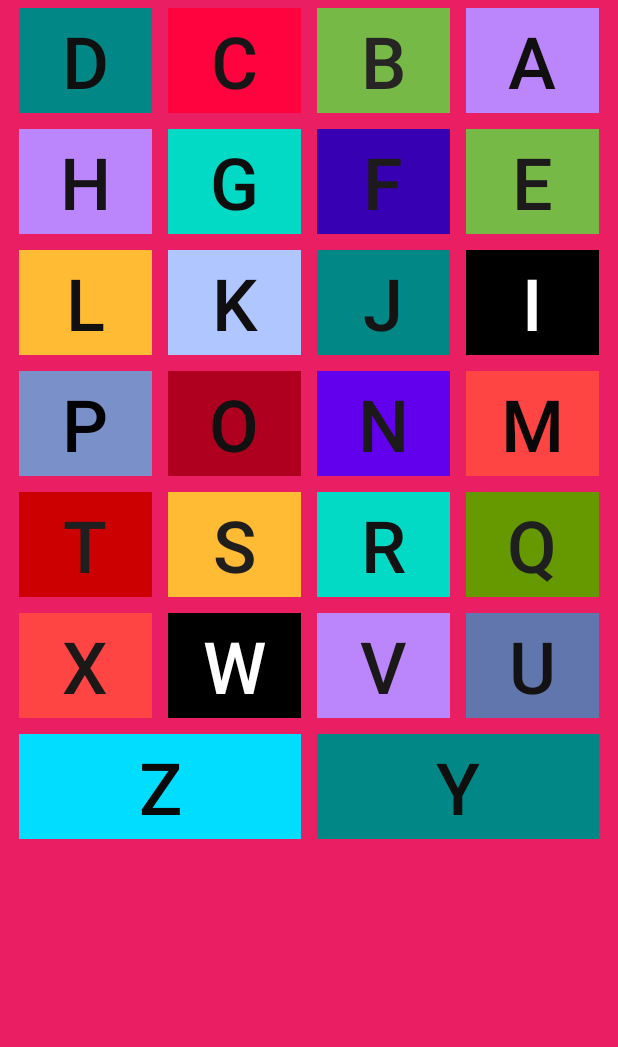
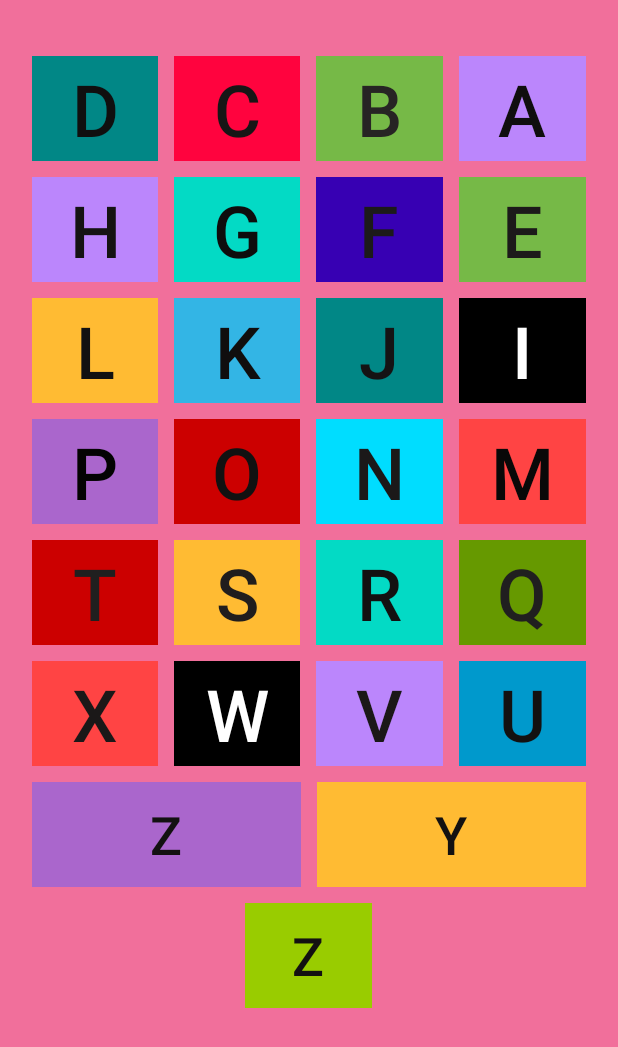
Before and after one commit to iFFi-njbc/BSEF19M548_MobileComputing, an Android app: the layout activity_alphabets.xml on its own in the app's theme, with its tools: preview values and no code run, on a phone screen of 412 x 824 dp. Shown: the top 1047 px of the screen. Run offline under Robolectric (Android 15) with nearby library versions, the phone set to English and light mode, and no system bars.

Commit message:
KIDS LEARNING APP

```diff
--- a/Kid's Learning App with ListView/ArabicLingoListView/app/src/main/java/com/example/arabiclingo/MainActivity.java
+++ b/Kid's Learning App with ListView/ArabicLingoListView/app/src/main/java/com/example/arabiclingo/MainActivity.java
@@ -35,7 +35,7 @@ public class MainActivity extends AppCompatActivity {
 
     public void launchRepo(View v)
     {
-        Uri uri = Uri.parse("https://github.com/BSEF19M530/M530_MobileComputing");
+        Uri uri = Uri.parse("https://github.com/iFFi-njbc/BSEF19M548_MobileComputing.git");
         Intent intent = new Intent(Intent.ACTION_VIEW, uri);
         startActivity(intent);
     }
--- a/Kid's Learning App with ListView/ArabicLingoListView/app/src/main/res/layout/activity_alphabets.xml
+++ b/Kid's Learning App with ListView/ArabicLingoListView/app/src/main/res/layout/activity_alphabets.xml
@@ -4,17 +4,19 @@
     xmlns:tools="http://schemas.android.com/tools"
     android:layout_width="match_parent"
     android:layout_height="match_parent"
-    android:background="#E91E63"
+    android:background="#F16F9B"
     tools:context=".alphabets">
 
     <TableLayout
-        android:layout_width="397dp"
-        android:layout_height="563dp"
+        android:layout_width="match_parent"
+        android:layout_height="match_parent"
         android:layout_marginStart="16dp"
+        android:layout_marginTop="32dp"
         android:layout_marginEnd="16dp"
         android:layout_marginBottom="32dp"
         app:layout_constraintBottom_toBottomOf="parent"
         app:layout_constraintEnd_toEndOf="parent"
+        app:layout_constraintHorizontal_bias="0.0"
         app:layout_constraintStart_toStartOf="parent"
         app:layout_constraintTop_toTopOf="parent"
         app:layout_constraintVertical_bias="0.0">
@@ -159,7 +161,7 @@
                 android:layout_height="70dp"
                 android:layout_margin="5dp"
                 android:layout_weight="1"
-                android:background="@color/material_dynamic_primary80"
+                android:background="@android:color/holo_blue_light"
                 android:onClick="launchAlphaPage"
                 android:text="@string/a11"
                 android:textColor="#100E0E"
@@ -203,7 +205,7 @@
                 android:layout_height="70dp"
                 android:layout_margin="5dp"
                 android:layout_weight="1"
-                android:background="@color/material_dynamic_primary60"
+                android:background="@android:color/holo_purple"
                 android:onClick="launchAlphaPage"
                 android:text="@string/a16"
                 android:textColor="#040303"
@@ -216,7 +218,7 @@
                 android:layout_height="70dp"
                 android:layout_margin="5dp"
                 android:layout_weight="1"
-                android:background="@color/design_default_color_error"
+                android:background="@android:color/holo_red_dark"
                 android:onClick="launchAlphaPage"
                 android:text="@string/a15"
                 android:textColor="#121111"
@@ -229,7 +231,7 @@
                 android:layout_height="70dp"
                 android:layout_margin="5dp"
                 android:layout_weight="1"
-                android:background="?android:attr/colorEdgeEffect"
+                android:background="@android:color/holo_blue_bright"
                 android:onClick="launchAlphaPage"
                 android:text="@string/a14"
                 android:textColor="#1B1919"
@@ -357,7 +359,7 @@
                 android:layout_height="70dp"
                 android:layout_margin="5dp"
                 android:layout_weight="1"
-                android:background="@color/material_dynamic_primary50"
+                android:background="@android:color/holo_blue_dark"
                 android:onClick="launchAlphaPage"
                 android:text="@string/a21"
                 android:textColor="#131111"
@@ -376,11 +378,11 @@
                 android:layout_height="70dp"
                 android:layout_margin="5dp"
                 android:layout_weight="1"
-                android:background="@android:color/holo_blue_bright"
+                android:background="@android:color/holo_purple"
                 android:onClick="launchAlphaPage"
                 android:text="@string/a26"
-                android:textColor="#0B0A0A"
-                android:textSize="48sp" />
+                android:textColor="#131111"
+                android:textSize="35sp" />
 
             <Button
                 android:id="@+id/btn25"
@@ -389,17 +391,49 @@
                 android:layout_height="70dp"
                 android:layout_margin="5dp"
                 android:layout_weight="1"
-                android:background="@color/teal_700"
+                android:background="@android:color/holo_orange_light"
                 android:onClick="launchAlphaPage"
                 android:text="@string/a25"
-                android:textColor="#100F0F"
-                android:textSize="48sp" />
-
+                android:textColor="#131111"
+                android:textSize="35sp" />
         </TableRow>
 
         <TableRow
             android:layout_width="match_parent"
-            android:layout_height="306dp" />
+            android:layout_height="306dp">
+
+            <Button
+                android:id="@+id/button33"
+                android:layout_width="wrap_content"
+                android:layout_height="wrap_content"
+                android:layout_weight="1"
+                android:text="Button"
+                android:visibility="invisible" />
+
+            <Button
+                android:id="@+id/btn29"
+                style="@style/Widget.AppCompat.Button.Borderless"
+                android:layout_width="30dp"
+                android:layout_height="70dp"
+                android:layout_margin="5dp"
+                android:layout_weight="1"
+                android:background="@android:color/holo_green_light"
+                android:onClick="launchAlphaPage"
+                android:text="@string/a29"
+                android:textColor="#131111"
+                android:textSize="35sp"
+                app:iconTint="@color/teal_700" />
+
+            <Button
+                android:id="@+id/button34"
+                android:layout_width="wrap_content"
+                android:layout_height="wrap_content"
+                android:layout_weight="1"
+                android:text="Button"
+                android:visibility="invisible"
+                tools:visibility="invisible" />
+
+        </TableRow>
 
     </TableLayout>
 </androidx.constraintlayout.widget.ConstraintLayout>
--- a/Kid's Learning App with ListView/ArabicLingoListView/app/src/main/res/layout/activity_list_alpha.xml
+++ b/Kid's Learning App with ListView/ArabicLingoListView/app/src/main/res/layout/activity_list_alpha.xml
@@ -10,6 +10,5 @@
     <ListView
         android:id="@+id/listAlphaLV"
         android:layout_width="match_parent"
-        android:layout_height="match_parent"
-        android:background="#E91E63" />
+        android:layout_height="match_parent" />
 </RelativeLayout>
```
Also changed, not shown: Kid's Learning App with ListView/ArabicLingoListView/app/src/main/java/com/example/arabiclingo/Questions.java (+30 -30 lines), Kid's Learning App with ListView/ArabicLingoListView/app/src/main/java/com/example/arabiclingo/alphaPage.java (+54 -55 lines), Kid's Learning App with ListView/ArabicLingoListView/app/src/main/res/layout-land/activity_alpha_page.xml (+4 -5 lines), Kid's Learning App with ListView/ArabicLingoListView/app/src/main/res/layout-land/activity_main.xml (+15 -18 lines), Kid's Learning App with ListView/ArabicLingoListView/app/src/main/res/layout/activity_alpha_page.xml (+6 -5 lines), Kid's Learning App with ListView/ArabicLingoListView/app/src/main/res/layout/activity_main.xml (+24 -28 lines), Kid's Learning App with ListView/ArabicLingoListView/app/src/main/res/values/strings.xml (+2 -15 lines).
